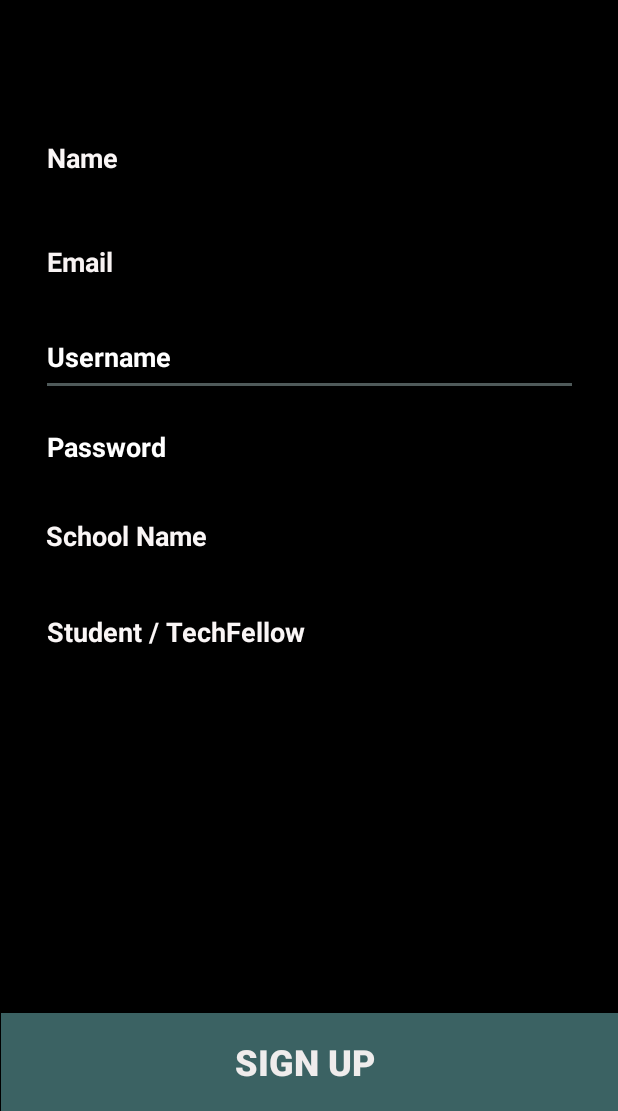
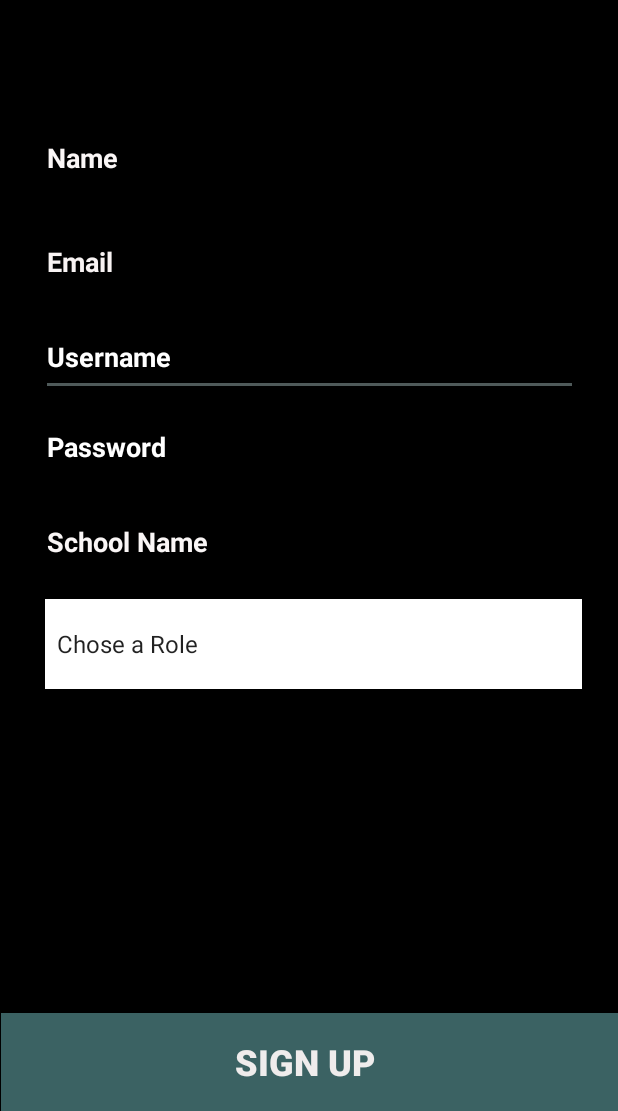
Before and after one commit to ggiande/TechFellow-Guide, an Android app: the screen it shows after launch (SignUp), after a tap on "SIGN UP", on a phone screen of 412 x 824 dp, the part 125-1236 px from its top. Run offline under Robolectric (Android 15) with nearby library versions, the phone set to English and light mode, and no system bars; our stand-ins replace Firebase (no records; nobody signed in at launch, a user with empty details on screens opened directly).

Commit message:
Login and Sign up Features

```diff
--- a/TreehouseGuideBook/app/src/main/java/com/example/treehouseguidebook/LoginActivity.java
+++ b/TreehouseGuideBook/app/src/main/java/com/example/treehouseguidebook/LoginActivity.java
@@ -1,18 +1,156 @@
 package com.example.treehouseguidebook;
 
+
+import androidx.annotation.NonNull;
 import androidx.appcompat.app.AppCompatActivity;
 
+import android.content.Intent;
 import android.os.Bundle;
+import android.os.Parcelable;
+import android.util.Log;
+import android.view.View;
+import android.widget.Button;
 import android.widget.EditText;
+import android.widget.Toast;
+
+import com.google.firebase.database.DataSnapshot;
+import com.google.firebase.database.DatabaseError;
+import com.google.firebase.database.DatabaseReference;
+import com.google.firebase.database.FirebaseDatabase;
+import com.google.firebase.database.ValueEventListener;
 
 public class LoginActivity extends AppCompatActivity {
 
     EditText etUser;
     EditText etPwd;
+    EditText etUni;
+    Button techLogin;
+    Button StudentLogin;
+    Button btnSignup;
+    User currentUser;
+    String userName;
+    String userPassword;
+    String school;
+    private DatabaseReference myRef;
+    private FirebaseDatabase database;
 
     @Override
     protected void onCreate(Bundle savedInstanceState) {
         super.onCreate(savedInstanceState);
         setContentView(R.layout.activity_login);
+        etUser=findViewById(R.id.etUser);
+        etPwd=findViewById(R.id.etPwd);
+        etUni=findViewById(R.id.etUni);
+        techLogin=findViewById(R.id.btnTLogin);
+        StudentLogin=findViewById(R.id.btnSlogin);
+        btnSignup=findViewById(R.id.btnSign);
+
+        database=FirebaseDatabase.getInstance();
+
+
+        userName=etUser.getText().toString();
+        userPassword=etPwd.getText().toString();
+        school=etUni.getText().toString();
+        Log.d("Login"," username= "+userName);
+
+        techLogin.setOnClickListener(new View.OnClickListener() {
+            @Override
+            public void onClick(View v) {
+                userName=etUser.getText().toString();
+                userPassword=etPwd.getText().toString();
+                school=etUni.getText().toString();
+                Log.d("Login"," username= "+userName);
+                myRef=database.getReference("schools").child(school).child("TechFellow");
+                Auth(myRef,userName,userPassword);
+                etPwd.setText("");
+                etUser.setText("");
+                Toast.makeText(getApplicationContext(),"Incorrect Login",Toast.LENGTH_SHORT).show();
+            }
+        });
+
+        StudentLogin.setOnClickListener(new View.OnClickListener() {
+            @Override
+            public void onClick(View v) {
+                userName=etUser.getText().toString();
+                userPassword=etPwd.getText().toString();
+                school=etUni.getText().toString();
+                Log.d("Login"," username= "+userName);
+                //myRef=database.getReference("schools").child(etUni.getText().toString()).child("Student");
+                myRef=database.getReference("schools").child(school).child("Student");
+                Auth(myRef,userName,userPassword);
+
+                //Auth(myRef,etUser.getText().toString(),etPwd.getText().toString());
+
+
+            }
+        });
+
+        btnSignup.setOnClickListener(new View.OnClickListener() {
+            @Override
+            public void onClick(View v) {
+                goToSignUp();
+            }
+        });
+
+
+    }
+
+
+
+
+
+    public void Auth(DatabaseReference database, final String userId, final String password)
+    {
+          //read data from schools node to find current schools
+        myRef.addValueEventListener(new ValueEventListener() {
+            @Override
+            public void onDataChange(@NonNull DataSnapshot snapshot) {
+                for (DataSnapshot d: snapshot.getChildren())
+                {
+                    Log.d("Login",d.getKey());
+                    if( userId.equals(d.getKey().toString()))
+                    {
+                        Toast.makeText(getApplicationContext(),"correct username",Toast.LENGTH_SHORT).show();
+                        User u=d.getValue(User.class);
+                        Log.d("LoginPwd",u.getPwd());
+                        if(u.getPwd().equals(password)){
+                            currentUser=u;
+                            goHome(u);
+                            return;
+
+                        }
+                    }
+
+                }
+
+            }
+
+            @Override
+            public void onCancelled(@NonNull DatabaseError error) {
+
+            }
+        });
+
+
+
+
+
+    }
+
+    public void goHome(User curr)
+    {
+        Intent i= new Intent(this,MainActivity.class);
+        //b.putString("pKey",parentKey);
+        //i.putExtra("current", (Parcelable) curr);
+        startActivity(i);
+        finish();
+    }
+
+    public void goToSignUp()
+    {
+        Intent i=new Intent(this,SignUp.class);
+        i.putExtra("username",etUser.getText().toString());
+        i.putExtra("uni",etUni.getText().toString());
+        startActivity(i);
     }
 }
--- a/TreehouseGuideBook/app/src/main/java/com/example/treehouseguidebook/MainActivity.java
+++ b/TreehouseGuideBook/app/src/main/java/com/example/treehouseguidebook/MainActivity.java
@@ -43,7 +43,7 @@ public class MainActivity extends AppCompatActivity {
                         //fragment = fragment3;
                         break;
                 }
-                return true;            }
+                return true;     }
         });
 
 
--- a/TreehouseGuideBook/app/src/main/java/com/example/treehouseguidebook/SignUp.java
+++ b/TreehouseGuideBook/app/src/main/java/com/example/treehouseguidebook/SignUp.java
@@ -1,15 +1,28 @@
 package com.example.treehouseguidebook;
 
+import androidx.annotation.NonNull;
 import androidx.appcompat.app.AppCompatActivity;
 
 import android.os.Bundle;
+import android.util.Log;
 import android.view.View;
+import android.widget.AdapterView;
+import android.widget.ArrayAdapter;
 import android.widget.Button;
 import android.widget.EditText;
+import android.widget.Spinner;
+import android.widget.TextView;
 import android.widget.Toast;
 
+import com.google.firebase.database.DataSnapshot;
+import com.google.firebase.database.DatabaseError;
 import com.google.firebase.database.DatabaseReference;
 import com.google.firebase.database.FirebaseDatabase;
+import com.google.firebase.database.ValueEventListener;
+
+import java.lang.reflect.Array;
+import java.util.ArrayList;
+import java.util.List;
 
 public class SignUp extends AppCompatActivity {
     EditText etName;
@@ -17,10 +30,14 @@ public class SignUp extends AppCompatActivity {
     EditText etUserId;
     EditText etPassword;
     EditText etSchool;
-    EditText etRole;
+    TextView etRole;
+    Spinner opRole;
     Button btnReg;
+    String role;
     private DatabaseReference myRef;
     private FirebaseDatabase database;
+
+
 
 
     @Override
@@ -32,26 +49,62 @@ public class SignUp extends AppCompatActivity {
         etUserId=findViewById(R.id.etUN);
         etPassword=findViewById(R.id.etNewPwd);
         etSchool=findViewById(R.id.etSchool);
-        etRole=findViewById(R.id.etRole);
+        opRole=findViewById(R.id.opRole);
         btnReg=findViewById(R.id.btnReg);
         database=FirebaseDatabase.getInstance();
         myRef=database.getReference("schools");
-        // User(String username,String name, String uni, String pwd, String role) {
+
+        //create adapter for roles spinner
+        String[] roles= new String[]{"Chose a Role","Student","TechFellow"};
+        ArrayAdapter<String> role_adapter= new ArrayAdapter<String>(this,
+                android.R.layout.simple_spinner_item,roles);
+        opRole.setAdapter(role_adapter);
+        opRole.setOnItemSelectedListener(new AdapterView.OnItemSelectedListener() {
+            @Override
+            public void onItemSelected(AdapterView<?> parent, View view, int position, long id) {
+                role=(String) parent.getItemAtPosition(position);
+                //etRole.setText(role);
+            }
+
+            @Override
+            public void onNothingSelected(AdapterView<?> parent) {
+            }
+        });
+
+
+
+       /* //read data from schools node to find current schools
+        myRef.addValueEventListener(new ValueEventListener() {
+            @Override
+            public void onDataChange(@NonNull DataSnapshot snapshot) {
+                for (DataSnapshot d: snapshot.getChildren())
+                    schools.add(d.getKey().toString());
+
+            }
+
+            @Override
+            public void onCancelled(@NonNull DatabaseError error) {
+
+            }
+        });*/
+
+
 
             btnReg.setOnClickListener(new View.OnClickListener() {
             @Override
             public void onClick(View v) {
                 Toast.makeText(getApplicationContext(),"Button works",Toast.LENGTH_LONG).show();
                 String school=etSchool.getText().toString();
-//                String role=etRole.getText().toString();
-//                User curr= new User(etUserId.getText().toString(),
-//                        etName.getText().toString(),
-//                        etEmail.getText().toString(),
-//                        school,
-//                        etPassword.getText().toString(),
-//                        role);
-                String keyid=myRef.push().getKey().toString();
-                Toast.makeText(getApplicationContext(),keyid,Toast.LENGTH_LONG).show();
+                User curr= new User(etUserId.getText().toString(),
+                        etName.getText().toString(),
+                        etEmail.getText().toString(),
+                        school,
+                        etPassword.getText().toString(),
+                        role);
+                //String keyid=myRef.child(school).child(role).push().getKey().toString();
+                //curr.setUser_id(keyid);
+                //child(key).setValue(user)
+                myRef.child(school).child(role).child(curr.getUsername()).setValue(curr);
 
 
 
--- a/TreehouseGuideBook/app/src/main/res/layout/activity_sign_up.xml
+++ b/TreehouseGuideBook/app/src/main/res/layout/activity_sign_up.xml
@@ -2,10 +2,11 @@
 <androidx.constraintlayout.widget.ConstraintLayout xmlns:android="http://schemas.android.com/apk/res/android"
     xmlns:app="http://schemas.android.com/apk/res-auto"
     xmlns:tools="http://schemas.android.com/tools"
+    android:id="@+id/opSchools"
     android:layout_width="match_parent"
     android:layout_height="match_parent"
-    tools:context=".SignUp"
-    android:background="@color/black">
+    android:background="@color/black"
+    tools:context=".SignUp">
 
 
     <Button
@@ -20,7 +21,7 @@
         app:layout_constraintBottom_toBottomOf="parent"
         app:layout_constraintEnd_toEndOf="parent"
         app:layout_constraintStart_toStartOf="parent"
-        app:layout_constraintTop_toBottomOf="@+id/button4"
+        app:layout_constraintTop_toBottomOf="@+id/btnSlogin"
         app:layout_constraintVertical_bias="0.98" />
 
     <EditText
@@ -75,33 +76,19 @@
         android:id="@+id/etSchool"
         android:layout_width="358dp"
         android:layout_height="51dp"
-        android:layout_marginTop="332dp"
+        android:layout_marginTop="12dp"
         android:ems="10"
+
         android:hint="School Name"
         android:inputType="textPersonName"
         android:textColor="#F3EEEE"
         android:textColorHint="#FAF6F6"
-        android:textStyle="bold"
-        app:layout_constraintEnd_toEndOf="parent"
-        app:layout_constraintHorizontal_bias="0.49"
-        app:layout_constraintStart_toStartOf="parent"
-        app:layout_constraintTop_toBottomOf="@+id/imageView2" />
-
-    <EditText
-        android:id="@+id/etRole"
-        android:layout_width="358dp"
-        android:layout_height="51dp"
-        android:layout_marginTop="396dp"
-        android:ems="10"
-        android:hint="Student / TechFellow"
-        android:inputType="textPersonName"
-        android:textColor="#F3EEEE"
-        android:textColorHint="#FAF6F6"
+        android:textSize="18sp"
         android:textStyle="bold"
         app:layout_constraintEnd_toEndOf="parent"
         app:layout_constraintHorizontal_bias="0.509"
         app:layout_constraintStart_toStartOf="parent"
-        app:layout_constraintTop_toBottomOf="@+id/imageView2" />
+        app:layout_constraintTop_toBottomOf="@+id/etNewPwd" />
 
     <EditText
         android:id="@+id/etNewPwd"
@@ -131,4 +118,18 @@
         app:layout_constraintTop_toTopOf="parent"
         app:srcCompat="@drawable/logo_codepath_whiteandgreen_removebg_preview" />
 
+    <Spinner
+        android:id="@+id/opRole"
+        android:layout_width="358dp"
+        android:layout_height="60dp"
+        android:layout_marginTop="12dp"
+        android:layout_marginEnd="24dp"
+        android:background="#FFFFFF"
+        android:contextClickable="true"
+        android:spinnerMode="dropdown"
+        app:layout_constraintEnd_toEndOf="parent"
+        app:layout_constraintTop_toBottomOf="@+id/etSchool" />
+
+
+
 </androidx.constraintlayout.widget.ConstraintLayout>
--- a/TreehouseGuideBook/app/src/main/res/values/strings.xml
+++ b/TreehouseGuideBook/app/src/main/res/values/strings.xml
@@ -1,4 +1,5 @@
 <resources>
     <string name="app_name">Treehouse Guide Book</string>
     <string name="settings_string">settings</string>
+
 </resources>
```
Also changed, not shown: TreehouseGuideBook/app/src/main/AndroidManifest.xml (+4 -3 lines), TreehouseGuideBook/app/src/main/java/com/example/treehouseguidebook/User.java (+4 -8 lines), TreehouseGuideBook/app/src/main/res/layout/activity_login.xml (+20 -6 lines), 1 other file.
